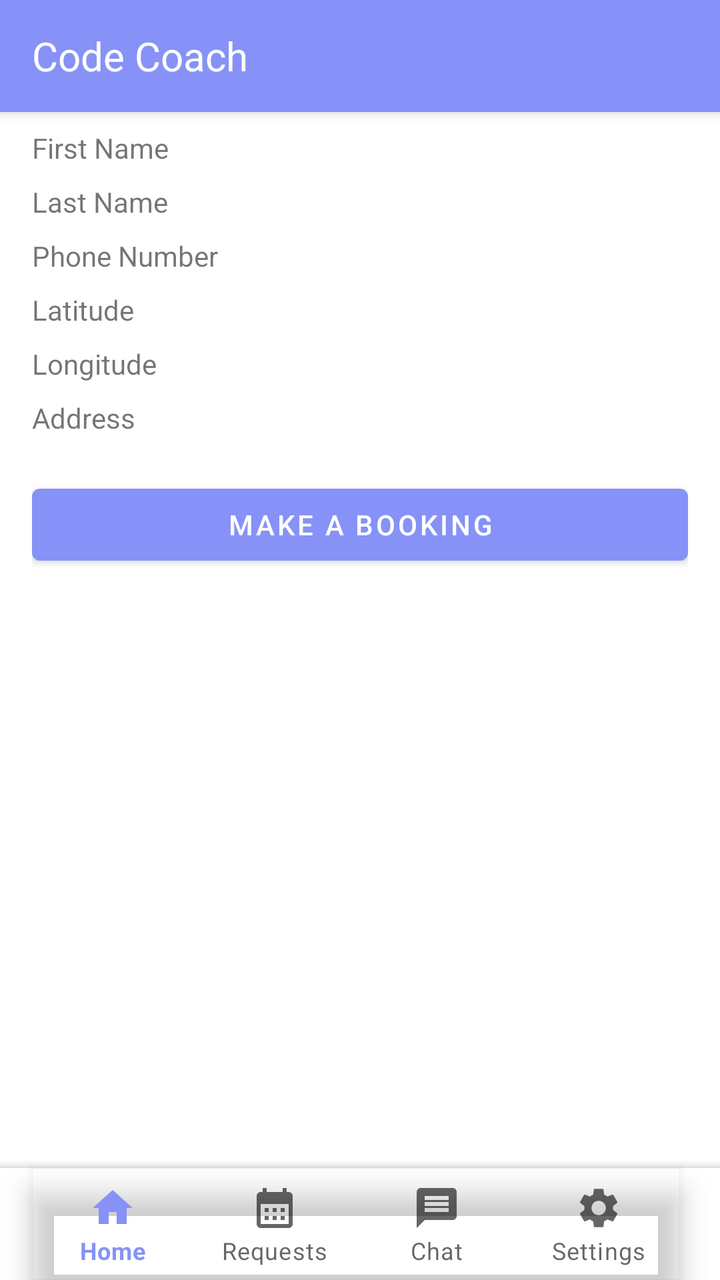
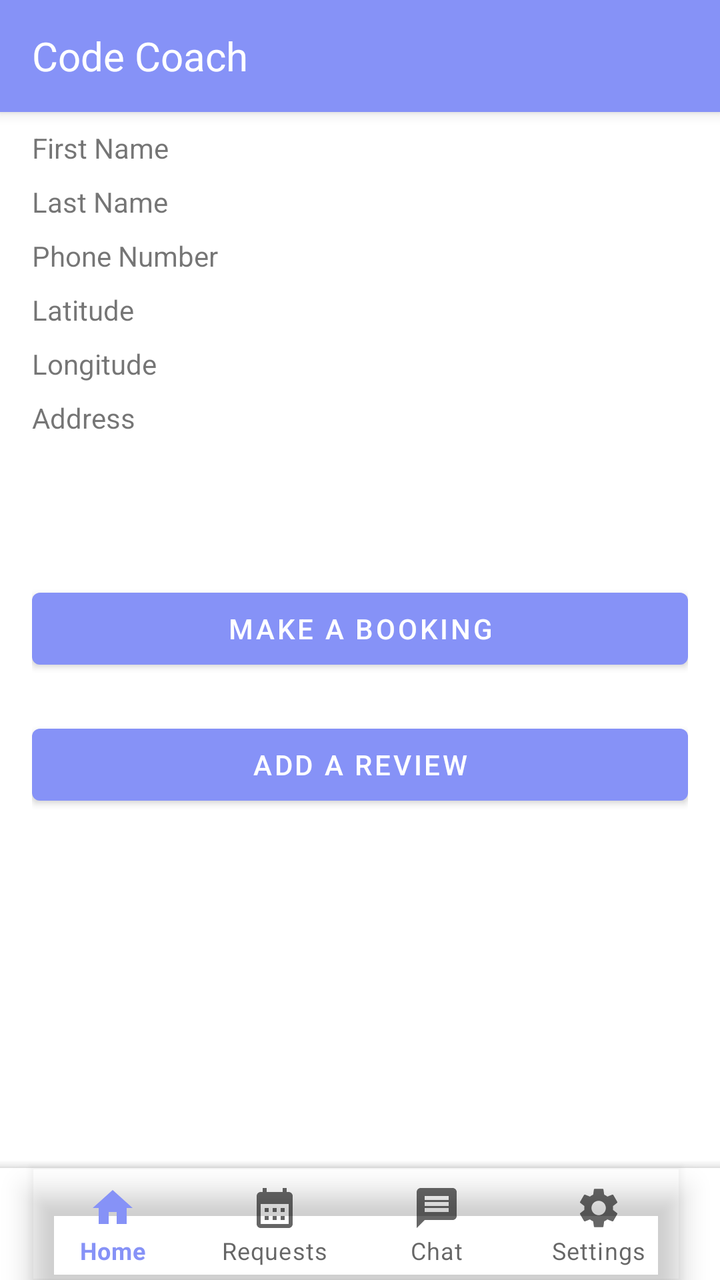

The first picture is an Android layout as it rendered before a commit; the second is the same layout after the commit. The layout source and the unified diff follow.
<!-- AndroidManifest.xml: application theme Theme.CC -->
<!-- res/layout/activity_tutor_detail.xml -->
<?xml version="1.0" encoding="utf-8"?>
<androidx.coordinatorlayout.widget.CoordinatorLayout
    xmlns:android="http://schemas.android.com/apk/res/android"
    xmlns:app="http://schemas.android.com/apk/res-auto"
    xmlns:tools="http://schemas.android.com/tools"
    android:layout_width="match_parent"
    android:layout_height="match_parent"
    android:background="@color/white"
    tools:context=".TutorDetailActivity">

    
    <androidx.appcompat.widget.Toolbar
        android:id="@+id/topToolbar"
        android:layout_width="match_parent"
        android:layout_height="wrap_content"
        android:background="@color/lavender"
        app:contentInsetStartWithNavigation="0dp"
        android:elevation="4dp"
        android:theme="@style/ThemeOverlay.AppCompat.ActionBar"
        app:layout_scrollFlags="scroll|enterAlways">

        <TextView
            android:id="@+id/toolbarTitle"
            android:layout_width="wrap_content"
            android:layout_height="wrap_content"
            android:layout_gravity="center_vertical"
            android:text="Code Coach"
            android:textColor="@color/white"
            android:textSize="20sp"
            android:layout_marginStart="16dp"/>
    </androidx.appcompat.widget.Toolbar>

    
    <LinearLayout
        android:layout_width="match_parent"
        android:layout_height="wrap_content"
        android:layout_marginTop="8dp"
        android:orientation="vertical"
        android:padding="16dp">

        <TextView
            android:id="@+id/tvTutorName"
            android:layout_width="wrap_content"
            android:layout_height="wrap_content"
            android:text="Tutor Name"
            android:textSize="18sp"
            android:textStyle="bold"
            android:layout_marginTop="8dp" />

        <TextView
            android:id="@+id/tvFirstName"
            android:layout_width="wrap_content"
            android:layout_height="wrap_content"
            android:text="First Name"
            android:layout_marginTop="8dp" />

        <TextView
            android:id="@+id/tvLastName"
            android:layout_width="wrap_content"
            android:layout_height="wrap_content"
            android:text="Last Name"
            android:layout_marginTop="8dp" />

        <TextView
            android:id="@+id/tvPhoneNumber"
            android:layout_width="wrap_content"
            android:layout_height="wrap_content"
            android:text="Phone Number"
            android:layout_marginTop="8dp" />

        <TextView
            android:id="@+id/tvLat"
            android:layout_width="wrap_content"
            android:layout_height="wrap_content"
            android:text="Latitude"
            android:layout_marginTop="8dp" />

        <TextView
            android:id="@+id/tvLong"
            android:layout_width="wrap_content"
            android:layout_height="wrap_content"
            android:text="Longitude"
            android:layout_marginTop="8dp" />

        <TextView
            android:id="@+id/tvAddress"
            android:layout_width="wrap_content"
            android:layout_height="wrap_content"
            android:text="Address"
            android:layout_marginTop="8dp" />

        <Button
            android:id="@+id/btnMakeBooking"
            android:layout_width="match_parent"
            android:layout_height="wrap_content"
            android:text="Make a Booking"
            android:layout_marginTop="20dp" />
    </LinearLayout>

    
    <com.google.android.material.bottomappbar.BottomAppBar
        android:layout_width="match_parent"
        android:layout_height="wrap_content"
        android:id="@+id/bottomAppBar"
        android:layout_gravity="bottom"
        android:background="@color/white"
        app:fabCradleMargin="10dp"
        app:fabCradleRoundedCornerRadius="50dp"
        tools:ignore="BottomAppBar">

        <com.google.android.material.bottomnavigation.BottomNavigationView
            android:layout_width="wrap_content"
            android:layout_height="wrap_content"
            android:id="@+id/bottomNavigationView"
            android:layout_marginEnd="20dp"
            app:labelVisibilityMode="labeled"
            android:background="@android:color/transparent"
            app:menu="@menu/bottom_menu"/>
    </com.google.android.material.bottomappbar.BottomAppBar>

</androidx.coordinatorlayout.widget.CoordinatorLayout>
<!-- resources referenced by this layout -->
<resources>
  <color name="lavender">#8692f7</color>
  <color name="white">#FFFFFFFF</color>
  <style name="Theme.CC" parent="Base.Theme.CC" />
  <style name="Base.Theme.CC" parent="Theme.MaterialComponents.DayNight.NoActionBar">
          
          <item name="colorPrimary">@color/lavender</item>
          <item name="colorPrimaryVariant">@color/lavender</item>
          <item name="colorOnPrimary">@color/white</item>
          
          <item name="colorSecondary">@color/teal_200</item>
          <item name="colorSecondaryVariant">@color/teal_700</item>
          <item name="colorOnSecondary">@color/black</item>
          
          <item name="android:statusBarColor">?attr/colorPrimaryVariant</item>
          
          
      </style>
  <color name="teal_200">#FF03DAC5</color>
  <color name="teal_700">#FF018786</color>
  <color name="black">#FF000000</color>
</resources>

<!-- the commit's change to res/layout/activity_tutor_detail.xml (unified diff, before → after) -->
@@ -89,11 +89,28 @@
             android:text="Address"
             android:layout_marginTop="8dp" />
 
+        <androidx.recyclerview.widget.RecyclerView
+            android:id="@+id/recyclerViewReviews"
+            android:layout_width="match_parent"
+            android:layout_height="wrap_content"
+            android:layout_below="@+id/tvAddress"
+            android:padding="16dp"
+            android:layout_marginTop="20dp"
+            tools:listitem="@layout/item_review" />
+
+
         <Button
             android:id="@+id/btnMakeBooking"
             android:layout_width="match_parent"
             android:layout_height="wrap_content"
             android:text="Make a Booking"
+            android:layout_marginTop="20dp" />
+
+        <Button
+            android:id="@+id/btnAddReview"
+            android:layout_width="match_parent"
+            android:layout_height="wrap_content"
+            android:text="Add A Review"
             android:layout_marginTop="20dp" />
     </LinearLayout>
 
@@ -119,3 +136,28 @@
     </com.google.android.material.bottomappbar.BottomAppBar>
 
 </androidx.coordinatorlayout.widget.CoordinatorLayout>
+<!-- res/layout/item_review.xml (included above) -->
+<LinearLayout
+    xmlns:android="http://schemas.android.com/apk/res/android"
+    android:layout_width="match_parent"
+    android:layout_height="wrap_content"
+    android:orientation="vertical"
+    android:padding="8dp">
+
+    <TextView
+        android:id="@+id/tvReviewText"
+        android:layout_width="wrap_content"
+        android:layout_height="wrap_content"
+        android:text="Review Text"
+        android:textSize="16sp"
+        android:textColor="@android:color/black" />
+
+    <TextView
+        android:id="@+id/tvStarRating"
+        android:layout_width="wrap_content"
+        android:layout_height="wrap_content"
+        android:text="Rating"
+        android:textSize="14sp"
+        android:textColor="@android:color/darker_gray" />
+
+</LinearLayout>
